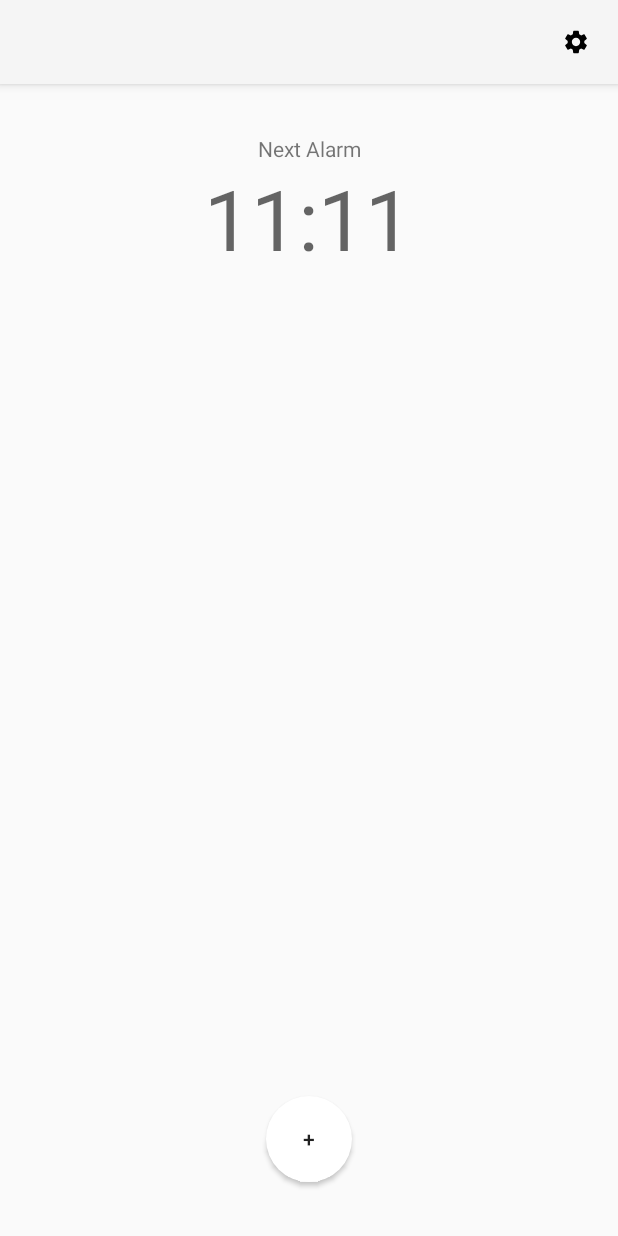
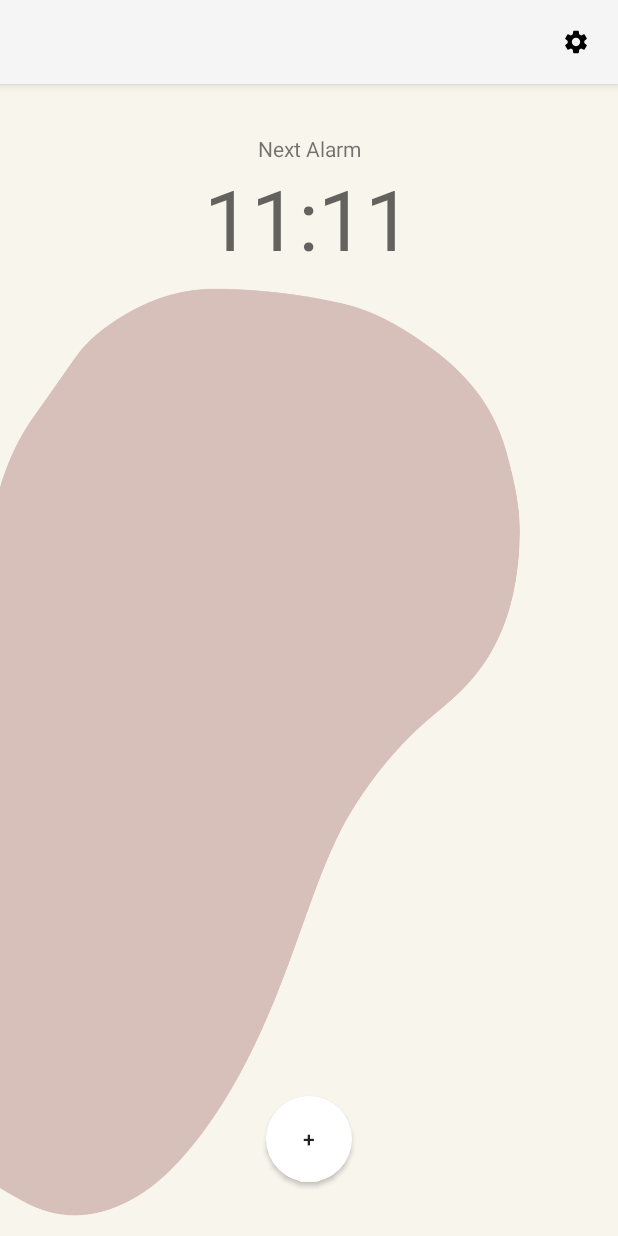
Before and after one commit to pleavinseven/AlarmClockProject, an Android app: the screen it shows after launch (MainActivity), on a phone screen of 412 x 824 dp. Run offline under Robolectric (Android 15) with nearby library versions, the phone set to English and light mode, and no system bars; our stand-ins replace Room's generated code.

Commit message:
- set background for all fragments via HomeFragment.kt

```diff
--- a/app/src/main/java/com/pleavinseven/alarmclockproject/fragments/HomeFragment.kt
+++ b/app/src/main/java/com/pleavinseven/alarmclockproject/fragments/HomeFragment.kt
@@ -1,13 +1,12 @@
 package com.pleavinseven.alarmclockproject.fragments
 
-import android.os.Build
+import android.content.res.Configuration
 import android.os.Bundle
 import androidx.fragment.app.Fragment
 import android.view.LayoutInflater
 import android.view.View
 import android.view.ViewGroup
 import android.widget.Toast
-import androidx.annotation.RequiresApi
 import androidx.appcompat.app.AlertDialog
 import androidx.lifecycle.Observer
 import androidx.lifecycle.ViewModelProvider
@@ -19,7 +18,6 @@ import com.pleavinseven.alarmclockproject.data.adapter.AlarmListAdapter
 import com.pleavinseven.alarmclockproject.data.model.Alarm
 import com.pleavinseven.alarmclockproject.data.viewmodel.AlarmViewModel
 import com.pleavinseven.alarmclockproject.databinding.FragmentHomeBinding
-import java.time.LocalTime
 
 
 class HomeFragment : Fragment() {
@@ -32,6 +30,11 @@ class HomeFragment : Fragment() {
         savedInstanceState: Bundle?
     ): View {
         binding = FragmentHomeBinding.inflate(inflater, container, false)
+
+        when(resources.configuration.uiMode and Configuration.UI_MODE_NIGHT_MASK){
+            Configuration.UI_MODE_NIGHT_YES -> container!!.setBackgroundResource(R.drawable.alarm_app_dark_background)
+            Configuration.UI_MODE_NIGHT_NO -> container!!.setBackgroundResource(R.drawable.alarm_app_light_background)
+        }
 
         // RecyclerView
         val adapter = AlarmListAdapter()
```
